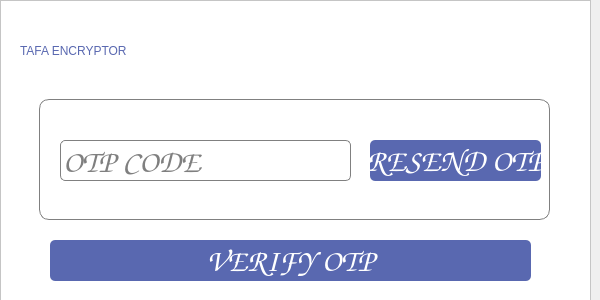
The window that ui/verifyotp.ui (thaka-creations/player_encryptor) describes before a commit, drawn with Qt 5.
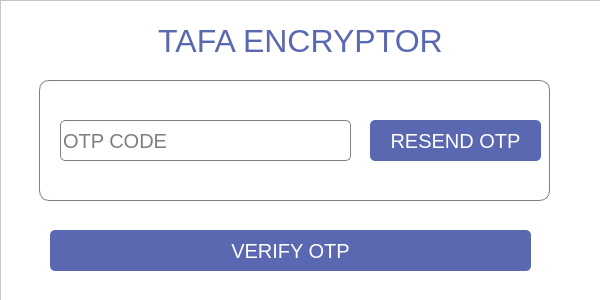
The same window after the commit.

What changed in the file:
```diff
--- a/ui/verifyotp.ui
+++ b/ui/verifyotp.ui
@@ -24,7 +24,7 @@
     <rect>
      <x>0</x>
      <y>0</y>
-     <width>591</width>
+     <width>601</width>
      <height>331</height>
     </rect>
    </property>
@@ -44,15 +44,15 @@
        <property name="geometry">
         <rect>
          <x>60</x>
-         <y>140</y>
+         <y>120</y>
          <width>291</width>
          <height>41</height>
         </rect>
        </property>
        <property name="font">
         <font>
-         <family>Comic Sans MS</family>
-         <pointsize>24</pointsize>
+         <family>Microsoft Sans Serif</family>
+         <pointsize>15</pointsize>
         </font>
        </property>
        <property name="styleSheet">
@@ -74,15 +74,15 @@
        <property name="geometry">
         <rect>
          <x>50</x>
-         <y>240</y>
+         <y>230</y>
          <width>481</width>
          <height>41</height>
         </rect>
        </property>
        <property name="font">
         <font>
-         <family>Comic Sans MS</family>
-         <pointsize>24</pointsize>
+         <family>Microsoft Sans Serif</family>
+         <pointsize>15</pointsize>
         </font>
        </property>
        <property name="cursor">
@@ -102,15 +102,15 @@
        <property name="geometry">
         <rect>
          <x>370</x>
-         <y>140</y>
+         <y>120</y>
          <width>171</width>
          <height>41</height>
         </rect>
        </property>
        <property name="font">
         <font>
-         <family>Comic Sans MS</family>
-         <pointsize>24</pointsize>
+         <family>Microsoft Sans Serif</family>
+         <pointsize>15</pointsize>
         </font>
        </property>
        <property name="cursor">
@@ -130,11 +130,20 @@
        <property name="geometry">
         <rect>
          <x>20</x>
-         <y>30</y>
+         <y>20</y>
          <width>561</width>
          <height>41</height>
         </rect>
        </property>
+       <property name="font">
+        <font>
+         <family>Microsoft Sans Serif</family>
+         <pointsize>24</pointsize>
+         <weight>50</weight>
+         <italic>false</italic>
+         <bold>false</bold>
+        </font>
+       </property>
        <property name="styleSheet">
         <string notr="true">font: 54pt &quot;Chalkduster&quot;;
 color: #5968B0;</string>
@@ -142,12 +151,15 @@
        <property name="text">
         <string>TAFA ENCRYPTOR</string>
        </property>
+       <property name="alignment">
+        <set>Qt::AlignCenter</set>
+       </property>
       </widget>
       <widget class="QFrame" name="frame_2">
        <property name="geometry">
         <rect>
          <x>39</x>
-         <y>99</y>
+         <y>80</y>
          <width>511</width>
          <height>121</height>
         </rect>
```
Left out of the diff: 5 changed lines with no effect on the pictures.
